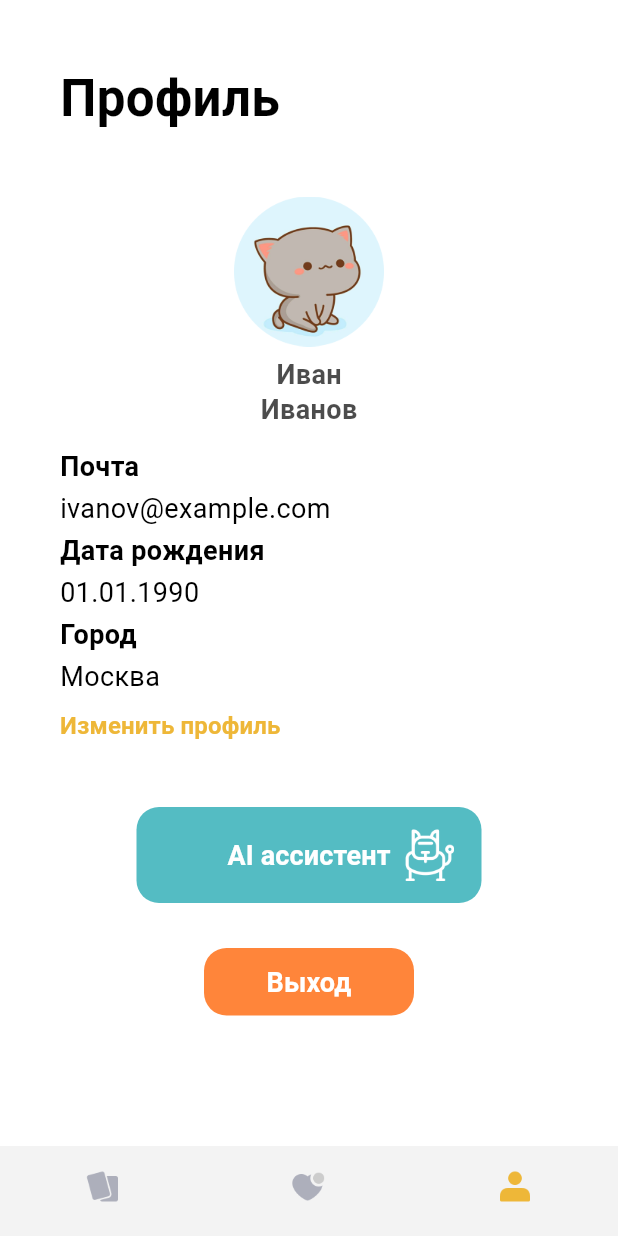
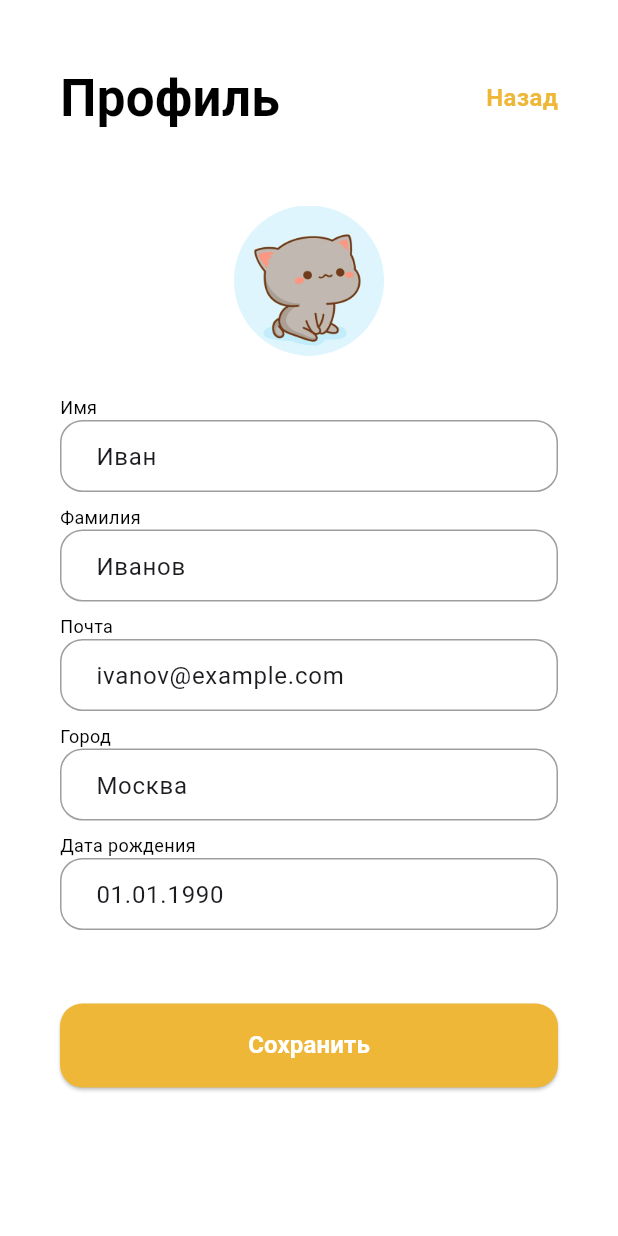
Before and after one commit to warja256/PawPick, a Flutter app: the ProfileScreen screen opened directly, after a tap on "Изменить профиль", on a phone screen of 412 x 824 dp. Run offline on Flutter 3.47's test engine with Material 3 defaults, Android fonts, the phone set to English and light mode, and no system bars; our stand-ins replace flutter_card_swiper.

Commit message:
добавлен экран изменения профиля

```diff
--- a/lib/main.dart
+++ b/lib/main.dart
@@ -7,6 +7,7 @@ import 'package:paw_pick/form/about3.dart';
 import 'package:paw_pick/form/about4.dart';
 import 'package:paw_pick/homescreen/homescreen.dart';
 import 'package:paw_pick/onboarding/onboarding.dart';
+import 'package:paw_pick/profile/profile.dart';
 import 'package:paw_pick/registration/sign_up.dart';
 import 'auth/sign_in.dart';
 import 'theme/theme.dart';
@@ -24,7 +25,7 @@ class MyApp extends StatelessWidget {
   Widget build(BuildContext context) {
     return MaterialApp(
       debugShowCheckedModeBanner: false,
-      home: OnboardingScreen(),
+      home: ProfileScreen(),
       theme: AppTheme.lightTheme,
     );
   }
--- a/lib/profile/profile.dart
+++ b/lib/profile/profile.dart
@@ -1,15 +1,29 @@
 import 'package:flutter/material.dart';
 import 'package:paw_pick/ai_assistant/onboarding_ai_1.dart';
 import 'package:paw_pick/homescreen/homescreen.dart';
+import 'package:paw_pick/profile/profile_edit.dart';
 import 'package:paw_pick/profile/exit_dialog.dart';
 import 'package:paw_pick/onboarding/onboarding.dart';
 import 'dart:convert';
 import 'package:flutter/services.dart';
+import 'package:paw_pick/profile/profile_data.dart';
 
-//адаптив
 
-class ProfileScreen extends StatelessWidget {
+class ProfileScreen extends StatefulWidget {
   const ProfileScreen({super.key});
+
+  @override
+  _ProfileScreenState createState() => _ProfileScreenState();
+}
+
+class _ProfileScreenState extends State<ProfileScreen> {
+  ProfileData _profileData = ProfileData(
+    firstName: 'Иван',
+    lastName: 'Иванов',
+    email: 'ivanov@example.com',
+    city: 'Москва',
+    birthDate: '01.01.1990',
+  );
 
   @override
   Widget build(BuildContext context) {
@@ -44,7 +58,7 @@ class ProfileScreen extends StatelessWidget {
                     ),
                     const SizedBox(height: 10),
                     Text(
-                      'Иван',
+                      _profileData.firstName,
                       style: TextStyle(
                         color: const Color(0xFF000000).withOpacity(0.7),
                         height: 1,
@@ -54,7 +68,7 @@ class ProfileScreen extends StatelessWidget {
                     ),
                     const SizedBox(height: 5),
                     Text(
-                      'Иванов',
+                      _profileData.lastName,
                       style: TextStyle(
                         color: const Color(0xFF000000).withOpacity(0.7),
                         height: 1,
@@ -82,9 +96,9 @@ class ProfileScreen extends StatelessWidget {
                       ),
                     ),
                     const SizedBox(height: 10),
-                    const Text(
-                      'ivanov@example.com',
-                      style: const TextStyle(
+                    Text(
+                      _profileData.email,
+                      style: TextStyle(
                         color: Color(0xFF000000),
                         height: 1,
                         fontSize: 18.0,
@@ -101,9 +115,9 @@ class ProfileScreen extends StatelessWidget {
                       ),
                     ),
                     const SizedBox(height: 10),
-                    const Text(
-                      '01.01.1990',
-                      style: const TextStyle(
+                    Text(
+                      _profileData.birthDate,
+                      style: TextStyle(
                         color: Color(0xFF000000),
                         height: 1,
                         fontSize: 18.0,
@@ -120,9 +134,9 @@ class ProfileScreen extends StatelessWidget {
                       ),
                     ),
                     const SizedBox(height: 10),
-                    const Text(
-                      'Москва',
-                      style: const TextStyle(
+                    Text(
+                      _profileData.city,
+                      style: TextStyle(
                         color: Color(0xFF000000),
                         height: 1,
                         fontSize: 18.0,
@@ -134,8 +148,21 @@ class ProfileScreen extends StatelessWidget {
                         onPressed: () {
                           Navigator.push(
                             context,
-                            MaterialPageRoute(
-                              builder: (context) => HomePage(initialIndex: 2),
+                            PageRouteBuilder(
+                              pageBuilder: (context, animation, secondaryAnimation) => ProfileEditScreen(
+                                profileData: _profileData,
+                                onSave: (updatedProfileData) {
+                                  setState(() {
+                                    _profileData = updatedProfileData;
+                                  });
+                                },
+                              ),
+                              transitionsBuilder: (context, animation, secondaryAnimation, child) {
+                                return FadeTransition(
+                                  opacity: animation,
+                                  child: child,
+                                );
+                              },
                             ),
                           );
                         },
--- /dev/null
+++ b/lib/profile/profile_data.dart
@@ -0,0 +1,15 @@
+class ProfileData {
+  String firstName;
+  String lastName;
+  String email;
+  String city;
+  String birthDate;
+
+  ProfileData({
+    required this.firstName,
+    required this.lastName,
+    required this.email,
+    required this.city,
+    required this.birthDate,
+  });
+}
--- a/lib/profile/profile_edit.dart
+++ b/lib/profile/profile_edit.dart
@@ -0,0 +1,365 @@
+import 'package:flutter/material.dart';
+import 'package:paw_pick/homescreen/homescreen.dart';
+import 'package:paw_pick/profile/profile_data.dart';
+
+class ProfileEditScreen extends StatefulWidget {
+  final ProfileData profileData;
+  final Function(ProfileData) onSave;
+
+  const ProfileEditScreen({
+    super.key,
+    required this.profileData,
+    required this.onSave,
+  });
+
+  @override
+  _ProfileEditScreenState createState() => _ProfileEditScreenState();
+}
+
+class _ProfileEditScreenState extends State<ProfileEditScreen> {
+  late TextEditingController _firstNameController;
+  late TextEditingController _lastNameController;
+  late TextEditingController _emailController;
+  late TextEditingController _cityController;
+  late TextEditingController _birthDateController;
+
+  @override
+  void initState() {
+    super.initState();
+    _firstNameController = TextEditingController(text: widget.profileData.firstName);
+    _lastNameController = TextEditingController(text: widget.profileData.lastName);
+    _emailController = TextEditingController(text: widget.profileData.email);
+    _cityController = TextEditingController(text: widget.profileData.city);
+    _birthDateController = TextEditingController(text: widget.profileData.birthDate);
+  }
+
+  @override
+  void dispose() {
+    _firstNameController.dispose();
+    _lastNameController.dispose();
+    _emailController.dispose();
+    _cityController.dispose();
+    _birthDateController.dispose();
+    super.dispose();
+  }
+
+  @override
+  Widget build(BuildContext context) {
+    return Scaffold(
+      body: SafeArea(
+        child: SingleChildScrollView(
+          child: Column(
+            crossAxisAlignment: CrossAxisAlignment.start,
+            children: [
+              const SizedBox(height: 20),
+              Row(
+                mainAxisAlignment: MainAxisAlignment.spaceBetween,
+                children: [
+                  Container(
+                    padding: const EdgeInsets.symmetric(horizontal: 40, vertical: 20),
+                    alignment: Alignment.centerLeft,
+                    child: const Text(
+                      'Профиль',
+                      style: TextStyle(
+                        color: Color(0xFF000000),
+                        height: 1.5,
+                        fontSize: 34.0,
+                        fontWeight: FontWeight.bold,
+                      ),
+                    ),
+                  ),
+                  Container(
+                    padding: const EdgeInsets.symmetric(horizontal: 40, vertical: 20),
+                    alignment: Alignment.centerLeft,
+                    child: GestureDetector(
+                      onTap: () {
+                        Navigator.push(
+                          context,
+                          PageRouteBuilder(
+                            pageBuilder: (context, animation, secondaryAnimation) => HomePage(initialIndex: 2),
+                            transitionsBuilder: (context, animation, secondaryAnimation, child) {
+                              return FadeTransition(
+                                opacity: animation,
+                                child: child,
+                              );
+                            },
+                          ),
+                        );
+                      },
+                      child: Text(
+                        "Назад",
+                        style: TextStyle(
+                          fontSize: 16,
+                          fontWeight: FontWeight.bold,
+                          color: Theme.of(context).primaryColor,
+                          height: 1.5,
+                        ),
+                      ),
+                    ),
+                  ),
+                ],
+              ),
+              const SizedBox(height: 26),
+              Center(
+                child: Image.asset(
+                  'assets/profile/photo.png',
+                  height: 100,
+                  width: 100,
+                ),
+              ),
+              const SizedBox(height: 26),
+              Padding(
+                padding: const EdgeInsets.symmetric(horizontal: 40),
+                child: Column(
+                  crossAxisAlignment: CrossAxisAlignment.start,
+                  children: [
+                    const Text(
+                      'Имя',
+                      style: TextStyle(
+                        fontSize: 12.0,
+                        color: Colors.black,
+                      ),
+                    ),
+                    Container(
+                      width: 335,
+                      height: 56,
+                      child: TextField(
+                        controller: _firstNameController,
+                        decoration: InputDecoration(
+                          hintText: '',
+                          contentPadding: const EdgeInsets.symmetric(
+                              horizontal: 20, vertical: 0),
+                          border: OutlineInputBorder(
+                            borderRadius: BorderRadius.circular(15.0),
+                            borderSide: const BorderSide(color: Colors.grey),
+                          ),
+                          enabledBorder: OutlineInputBorder(
+                            borderRadius: BorderRadius.circular(15.0),
+                            borderSide: const BorderSide(color: Colors.grey),
+                          ),
+                          focusedBorder: OutlineInputBorder(
+                            borderRadius: BorderRadius.circular(15.0),
+                            borderSide:
+                                BorderSide(color: Theme.of(context).primaryColor),
+                          ),
+                          filled: true,
+                          fillColor: Colors.white,
+                        ),
+                        keyboardType: TextInputType.text,
+                      ),
+                    ),
+                  ],
+                ),
+              ),
+              Padding(
+                padding: const EdgeInsets.symmetric(horizontal: 40),
+                child: Column(
+                  crossAxisAlignment: CrossAxisAlignment.start,
+                  children: [
+                    const Text(
+                      'Фамилия',
+                      style: TextStyle(
+                        fontSize: 12.0,
+                        color: Colors.black,
+                      ),
+                    ),
+                    Container(
+                      width: 335,
+                      height: 56,
+                      child: TextField(
+                        controller: _lastNameController,
+                        decoration: InputDecoration(
+                          hintText: '',
+                          contentPadding: const EdgeInsets.symmetric(
+                              horizontal: 20, vertical: 0),
+                          border: OutlineInputBorder(
+                            borderRadius: BorderRadius.circular(15.0),
+                            borderSide: const BorderSide(color: Colors.grey),
+                          ),
+                          enabledBorder: OutlineInputBorder(
+                            borderRadius: BorderRadius.circular(15.0),
+                            borderSide: const BorderSide(color: Colors.grey),
+                          ),
+                          focusedBorder: OutlineInputBorder(
+                            borderRadius: BorderRadius.circular(15.0),
+                            borderSide:
+                                BorderSide(color: Theme.of(context).primaryColor),
+                          ),
+                          filled: true,
+                          fillColor: Colors.white,
+                        ),
+                        keyboardType: TextInputType.text,
+                      ),
+                    ),
+                  ],
+                ),
+              ),
+              Padding(
+                padding: const EdgeInsets.symmetric(horizontal: 40),
+                child: Column(
+                  crossAxisAlignment: CrossAxisAlignment.start,
+                  children: [
+                    const Text(
+                      'Почта',
+                      style: TextStyle(
+                        fontSize: 12.0,
+                        color: Colors.black,
+                      ),
+                    ),
+                    Container(
+                      width: 335,
+                      height: 56,
+                      child: TextField(
+                        controller: _emailController,
+                        decoration: InputDecoration(
+                          hintText: '',
+                          contentPadding: const EdgeInsets.symmetric(
+                              horizontal: 20, vertical: 0),
+                          border: OutlineInputBorder(
+                            borderRadius: BorderRadius.circular(15.0),
+                            borderSide: const BorderSide(color: Colors.grey),
+                          ),
+                          enabledBorder: OutlineInputBorder(
+                            borderRadius: BorderRadius.circular(15.0),
+                            borderSide: const BorderSide(color: Colors.grey),
+                          ),
+                          focusedBorder: OutlineInputBorder(
+                            borderRadius: BorderRadius.circular(15.0),
+                            borderSide:
+                                BorderSide(color: Theme.of(context).primaryColor),
+                          ),
+                          filled: true,
+                          fillColor: Colors.white,
+                        ),
+                        keyboardType: TextInputType.text,
+                      ),
+                    ),
+                  ],
+                ),
+              ),
+              Padding(
+                padding: const EdgeInsets.symmetric(horizontal: 40),
+                child: Column(
+                  crossAxisAlignment: CrossAxisAlignment.start,
+                  children: [
+                    const Text(
+                      'Город',
+                      style: TextStyle(
+                        fontSize: 12.0,
+                        color: Colors.black,
+                      ),
+                    ),
+                    Container(
+                      width: 335,
+                      height: 56,
+                      child: TextField(
+                        controller: _cityController,
+                        decoration: InputDecoration(
+                          hintText: '',
+                          contentPadding: const EdgeInsets.symmetric(
+                              horizontal: 20, vertical: 0),
+                          border: OutlineInputBorder(
+                            borderRadius: BorderRadius.circular(15.0),
+                            borderSide: const BorderSide(color: Colors.grey),
+                          ),
+                          enabledBorder: OutlineInputBorder(
+                            borderRadius: BorderRadius.circular(15.0),
+                            borderSide: const BorderSide(color: Colors.grey),
+                          ),
+                          focusedBorder: OutlineInputBorder(
+                            borderRadius: BorderRadius.circular(15.0),
+                            borderSide:
+                                BorderSide(color: Theme.of(context).primaryColor),
+                          ),
+                          filled: true,
+                          fillColor: Colors.white,
+                        ),
+                        keyboardType: TextInputType.text,
+                      ),
+                    ),
+                  ],
+                ),
+              ),
+              Padding(
+                padding: const EdgeInsets.symmetric(horizontal: 40),
+                child: Column(
+                  crossAxisAlignment: CrossAxisAlignment.start,
+                  children: [
+                    const Text(
+                      'Дата рождения',
+                      style: TextStyle(
+                        fontSize: 12.0,
+                        color: Colors.black,
+                      ),
+                    ),
+                    Container(
+                      width: 335,
+                      height: 56,
+                      child: TextField(
+                        controller: _birthDateController,
+                        decoration: InputDecoration(
+                          hintText: '',
+                          contentPadding: const EdgeInsets.symmetric(
+                              horizontal: 20, vertical: 0),
+                          border: OutlineInputBorder(
+                            borderRadius: BorderRadius.circular(15.0),
+                            borderSide: const BorderSide(color: Colors.grey),
+                          ),
+                          enabledBorder: OutlineInputBorder(
+                            borderRadius: BorderRadius.circular(15.0),
+                            borderSide: const BorderSide(color: Colors.grey),
+                          ),
+                          focusedBorder: OutlineInputBorder(
+                            borderRadius: BorderRadius.circular(15.0),
+                            borderSide:
+                                BorderSide(color: Theme.of(context).primaryColor),
+                          ),
+                          filled: true,
+                          fillColor: Colors.white,
+                        ),
+                        keyboardType: TextInputType.text,
+                      ),
+                    ),
+                  ],
+                ),
+              ),
+              const SizedBox(height: 41),
+              Padding(
+                padding: const EdgeInsets.symmetric(horizontal: 40),
+                child: ElevatedButton(
+                  onPressed: () {
+                    final updatedProfileData = ProfileData(
+                      firstName: _firstNameController.text,
+                      lastName: _lastNameController.text,
+                      email: _emailController.text,
+                      city: _cityController.text,
+                      birthDate: _birthDateController.text,
+                    );
+                    widget.onSave(updatedProfileData);
+                    Navigator.pop(context);
+                  },
+                  style: ElevatedButton.styleFrom(
+                    backgroundColor: Theme.of(context).primaryColor,
+                    shape: RoundedRectangleBorder(
+                      borderRadius: BorderRadius.circular(15),
+                    ),
+                    minimumSize: const Size(double.infinity, 56),
+                  ),
+                  child: const Text(
+                    'Сохранить',
+                    style: TextStyle(
+                      fontSize: 16,
+                      fontWeight: FontWeight.bold,
+                      color: Colors.white,
+                      height: 1.5,
+                    ),
+                  ),
+                ),
+              ),
+            ],
+          ),
+        ),
+      ),
+    );
+  }
+}
```
Also changed, not shown: pubspec.lock.
